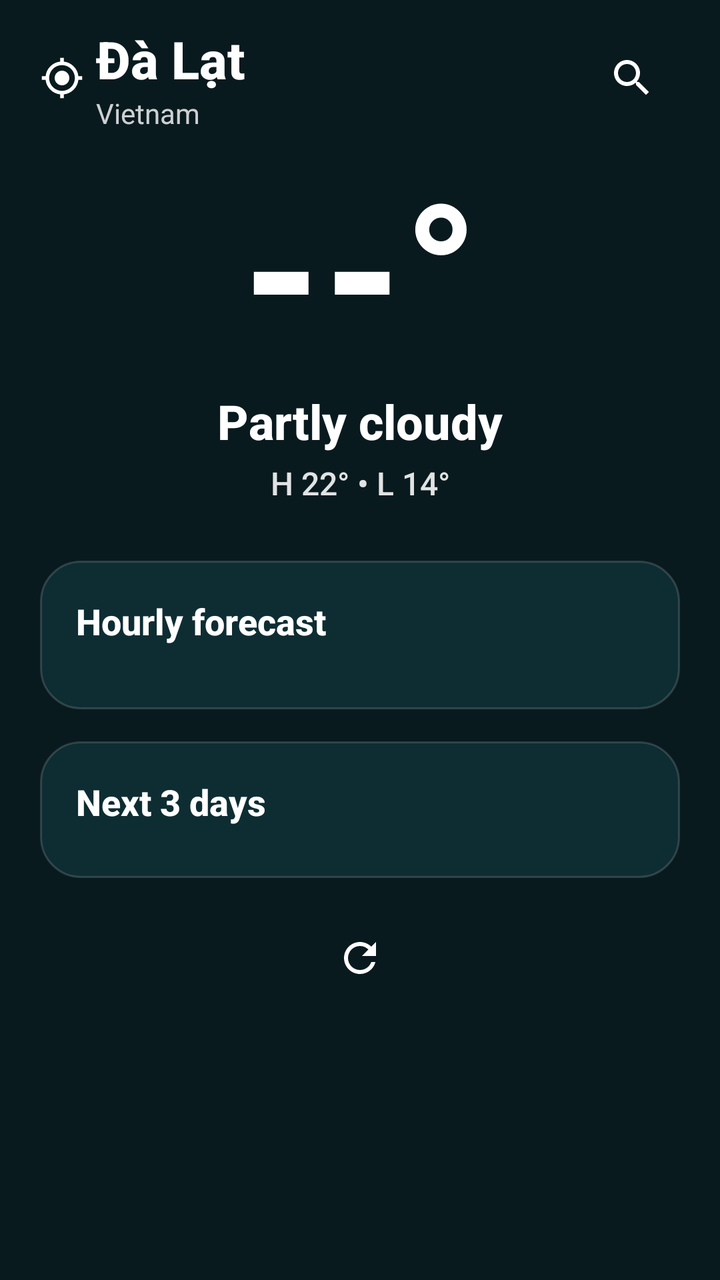
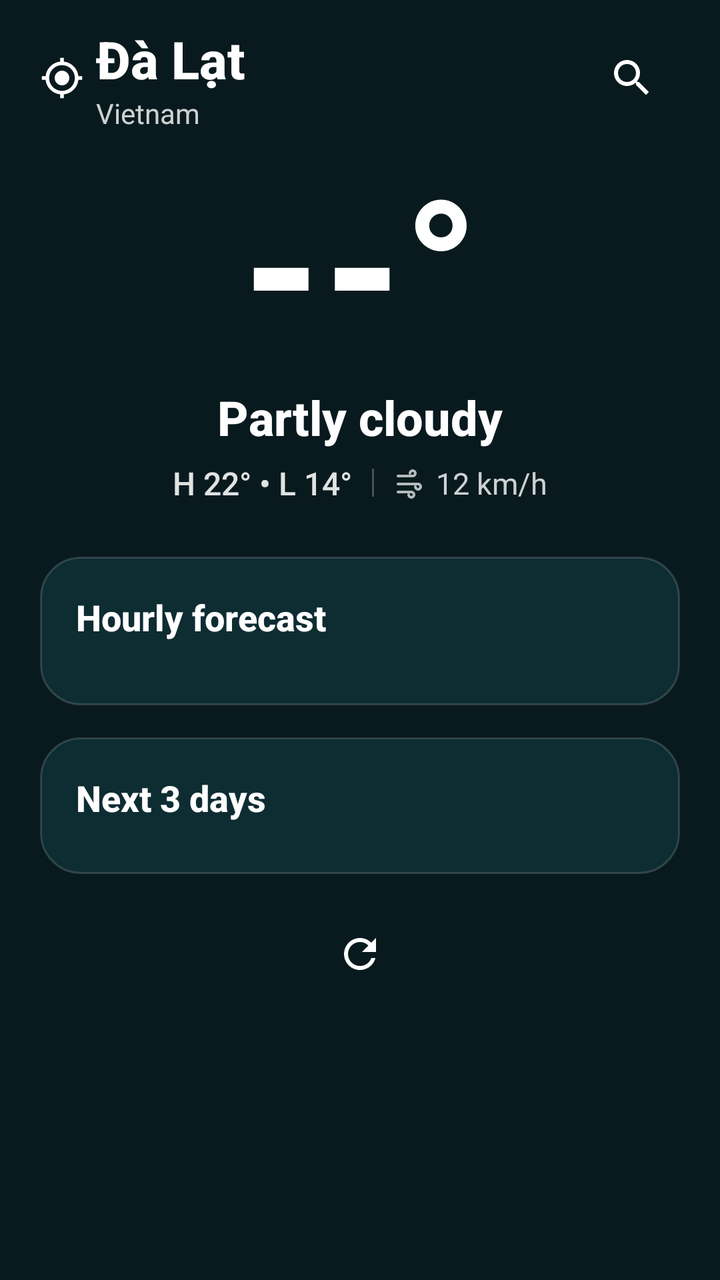

Screens rendered from an Android XML layout before and after an edit, with the pre-edit source and the edit as a unified diff.
<!-- AndroidManifest.xml: application theme Theme.K3Weather -->
<!-- res/layout/layout_forecast.xml -->
<?xml version="1.0" encoding="utf-8"?>
<androidx.core.widget.NestedScrollView xmlns:android="http://schemas.android.com/apk/res/android"
    xmlns:app="http://schemas.android.com/apk/res-auto"
    android:layout_width="match_parent"
    android:layout_height="match_parent"
    android:fillViewport="true"
    android:background="@android:color/transparent">

    <LinearLayout
        android:layout_width="match_parent"
        android:layout_height="wrap_content"
        android:orientation="vertical"
        android:paddingHorizontal="20dp"
        android:paddingTop="12dp"
        android:paddingBottom="24dp">

        
        <LinearLayout
            android:layout_width="match_parent"
            android:layout_height="wrap_content"
            android:gravity="center_vertical"
            android:orientation="horizontal">

            <ImageView
                android:id="@+id/ivLocationPin"
                android:layout_width="22dp"
                android:layout_height="22dp"
                android:layout_marginEnd="6dp"
                android:contentDescription="@null"
                android:src="@drawable/ic_location"
                app:tint="@android:color/white" />

            <LinearLayout
                android:layout_width="0dp"
                android:layout_height="wrap_content"
                android:layout_weight="1"
                android:orientation="vertical">

                <TextView
                    android:id="@+id/cityName"
                    android:layout_width="wrap_content"
                    android:layout_height="wrap_content"
                    android:text="Đà Lạt"
                    android:textColor="@android:color/white"
                    android:textSize="26sp"
                    android:textStyle="bold"
                    android:fontFamily="sans-serif-medium" />

                <TextView
                    android:id="@+id/citySubtitle"
                    android:layout_width="wrap_content"
                    android:layout_height="wrap_content"
                    android:text="Vietnam"
                    android:textColor="#CCFFFFFF"
                    android:textSize="14sp"
                    android:fontFamily="sans-serif" />
            </LinearLayout>

            <ImageButton
                android:id="@+id/searchButton"
                android:layout_width="48dp"
                android:layout_height="48dp"
                android:background="?attr/selectableItemBackgroundBorderless"
                android:contentDescription="Search cities"
                android:src="@drawable/ic_search"
                app:tint="@android:color/white" />
        </LinearLayout>

        <TextView
            android:id="@+id/staleBadge"
            android:layout_width="wrap_content"
            android:layout_height="wrap_content"
            android:layout_gravity="center_horizontal"
            android:layout_marginTop="10dp"
            android:background="@drawable/bg_card_translucent"
            android:paddingHorizontal="12dp"
            android:paddingVertical="5dp"
            android:text="@string/showing_saved_forecast"
            android:textColor="@android:color/white"
            android:textSize="12sp"
            android:visibility="gone" />

        <ProgressBar
            android:id="@+id/forecastProgress"
            android:layout_width="32dp"
            android:layout_height="32dp"
            android:layout_gravity="center_horizontal"
            android:layout_marginTop="8dp"
            android:visibility="gone" />

        
        <TextView
            android:id="@+id/temperature"
            android:layout_width="match_parent"
            android:layout_height="wrap_content"
            android:gravity="center"
            android:layout_marginTop="16dp"
            android:text="--°"
            android:textColor="@android:color/white"
            android:textSize="96sp"
            android:textStyle="bold"
            android:fontFamily="sans-serif-medium"
            android:includeFontPadding="false" />

        
        <TextView
            android:id="@+id/condition"
            android:layout_width="match_parent"
            android:layout_height="wrap_content"
            android:gravity="center"
            android:text="Partly cloudy"
            android:textColor="@android:color/white"
            android:textSize="24sp"
            android:textStyle="bold"
            android:fontFamily="sans-serif-medium" />

        
        <TextView
            android:id="@+id/highLow"
            android:layout_width="match_parent"
            android:layout_height="wrap_content"
            android:gravity="center"
            android:layout_marginTop="4dp"
            android:text="H 22° • L 14°"
            android:textColor="#E0FFFFFF"
            android:textSize="16sp"
            android:fontFamily="sans-serif-medium" />

        
        <LinearLayout
            android:layout_width="match_parent"
            android:layout_height="wrap_content"
            android:layout_marginTop="28dp"
            android:background="@drawable/bg_card_translucent"
            android:orientation="vertical"
            android:padding="18dp">

            <TextView
                android:layout_width="wrap_content"
                android:layout_height="wrap_content"
                android:text="@string/hourly_forecast"
                android:textColor="@android:color/white"
                android:textSize="18sp"
                android:textStyle="bold"
                android:fontFamily="sans-serif-medium" />

            <androidx.recyclerview.widget.RecyclerView
                android:id="@+id/hourlyList"
                android:layout_width="match_parent"
                android:layout_height="wrap_content"
                android:layout_marginTop="14dp"
                android:clipToPadding="false"
                android:orientation="horizontal"
                android:overScrollMode="never"
                app:layoutManager="androidx.recyclerview.widget.LinearLayoutManager" />
        </LinearLayout>

        
        <LinearLayout
            android:layout_width="match_parent"
            android:layout_height="wrap_content"
            android:layout_marginTop="16dp"
            android:background="@drawable/bg_card_translucent"
            android:orientation="vertical"
            android:padding="18dp">

            <TextView
                android:layout_width="wrap_content"
                android:layout_height="wrap_content"
                android:text="@string/next_3_days"
                android:textColor="@android:color/white"
                android:textSize="18sp"
                android:textStyle="bold"
                android:fontFamily="sans-serif-medium" />

            <LinearLayout
                android:id="@+id/dailyRows"
                android:layout_width="match_parent"
                android:layout_height="wrap_content"
                android:orientation="vertical"
                android:layout_marginTop="8dp" />
        </LinearLayout>

        
        <LinearLayout
            android:layout_width="match_parent"
            android:layout_height="wrap_content"
            android:gravity="center"
            android:orientation="horizontal"
            android:layout_marginTop="16dp">

            <Button
                android:id="@+id/retryButton"
                android:layout_width="wrap_content"
                android:layout_height="wrap_content"
                android:text="Retry"
                android:visibility="gone" />

            <ImageButton
                android:id="@+id/refreshButton"
                android:layout_width="48dp"
                android:layout_height="48dp"
                android:background="?attr/selectableItemBackgroundBorderless"
                android:contentDescription="Refresh forecast"
                android:src="@drawable/ic_refresh"
                app:tint="@android:color/white" />
        </LinearLayout>
    </LinearLayout>
</androidx.core.widget.NestedScrollView>
<!-- resources referenced by this layout -->
<resources>
  <!-- drawable bg_card_translucent (drawable) -->
  <shape xmlns:android="http://schemas.android.com/apk/res/android"
      android:shape="rectangle">
      <solid android:color="#C010343A" />
      <corners android:radius="20dp" />
      <stroke
          android:width="1dp"
          android:color="#26FFFFFF" />
  </shape>
  <!-- drawable ic_refresh (drawable) -->
  <vector xmlns:android="http://schemas.android.com/apk/res/android"
      android:width="24dp"
      android:height="24dp"
      android:viewportWidth="24"
      android:viewportHeight="24">
      <path
          android:fillColor="#FFFFFF"
          android:pathData="M17.65,6.35C16.2,4.9 14.21,4 12,4c-4.42,0 -7.99,3.58 -7.99,8s3.57,8 7.99,8c3.73,0 6.84,-2.55 7.73,-6h-2.08c-0.82,2.33 -3.04,4 -5.65,4 -3.31,0 -6,-2.69 -6,-6s2.69,-6 6,-6c1.66,0 3.14,0.69 4.22,1.78L13,11h7V4l-2.35,2.35z"/>
  </vector>
  <!-- drawable ic_search (drawable) -->
  <vector xmlns:android="http://schemas.android.com/apk/res/android"
      android:width="24dp"
      android:height="24dp"
      android:viewportWidth="24"
      android:viewportHeight="24">
      <path
          android:fillColor="#FFFFFF"
          android:pathData="M15.5,14h-0.79l-0.28,-0.27C15.41,12.59 16,11.11 16,9.5 16,5.91 13.09,3 9.5,3S3,5.91 3,9.5 5.91,16 9.5,16c1.61,0 3.09,-0.59 4.23,-1.57l0.27,0.28v0.79l5,4.99L20.49,19l-4.99,-5zM9.5,14C7.01,14 5,11.99 5,9.5S7.01,5 9.5,5 14,7.01 14,9.5 11.99,14 9.5,14z"/>
  </vector>
  <string name="hourly_forecast">Hourly forecast</string>
  <string name="next_3_days">Next 3 days</string>
  <string name="showing_saved_forecast">Showing saved forecast</string>
  <color name="primary_teal">#0F2C33</color>
  <color name="primary_dark_teal">#091A1F</color>
  <color name="accent_cyan">#00E5FF</color>
  <!-- unchanged entries left out for length: 2 -->
</resources>

<!-- the commit's change to res/layout/layout_forecast.xml (unified diff, before → after) -->
@@ -56,6 +56,19 @@
                     android:fontFamily="sans-serif" />
             </LinearLayout>
 
+            
+            <ImageButton
+                android:id="@+id/btnCurrentLocation"
+                android:layout_width="44dp"
+                android:layout_height="44dp"
+                android:layout_marginEnd="6dp"
+                android:background="@drawable/bg_circle_translucent"
+                android:contentDescription="@string/my_location"
+                android:padding="10dp"
+                android:src="@drawable/ic_my_location"
+                android:visibility="gone"
+                app:tint="@color/accent_cyan" />
+
             <ImageButton
                 android:id="@+id/searchButton"
                 android:layout_width="48dp"
@@ -64,6 +77,40 @@
                 android:contentDescription="Search cities"
                 android:src="@drawable/ic_search"
                 app:tint="@android:color/white" />
+        </LinearLayout>
+
+        
+        <LinearLayout
+            android:id="@+id/btnReturnCurrentLocation"
+            android:layout_width="wrap_content"
+            android:layout_height="wrap_content"
+            android:layout_marginTop="8dp"
+            android:background="@drawable/bg_pill_accent_translucent"
+            android:gravity="center_vertical"
+            android:orientation="horizontal"
+            android:paddingHorizontal="12dp"
+            android:paddingVertical="6dp"
+            android:clickable="true"
+            android:focusable="true"
+            android:visibility="gone">
+
+            <ImageView
+                android:id="@+id/ivReturnIcon"
+                android:layout_width="14dp"
+                android:layout_height="14dp"
+                android:layout_marginEnd="6dp"
+                android:contentDescription="@null"
+                android:src="@drawable/ic_my_location"
+                app:tint="@color/accent_cyan" />
+
+            <TextView
+                android:id="@+id/tvReturnLabel"
+                android:layout_width="wrap_content"
+                android:layout_height="wrap_content"
+                android:text="@string/return_to_current_location"
+                android:textColor="@color/accent_cyan"
+                android:textSize="12sp"
+                android:fontFamily="sans-serif-medium" />
         </LinearLayout>
 
         <TextView
@@ -94,7 +141,7 @@
             android:layout_width="match_parent"
             android:layout_height="wrap_content"
             android:gravity="center"
-            android:layout_marginTop="16dp"
+            android:layout_marginTop="14dp"
             android:text="--°"
             android:textColor="@android:color/white"
             android:textSize="96sp"
@@ -115,22 +162,53 @@
             android:fontFamily="sans-serif-medium" />
 
         
-        <TextView
-            android:id="@+id/highLow"
-            android:layout_width="match_parent"
-            android:layout_height="wrap_content"
-            android:gravity="center"
-            android:layout_marginTop="4dp"
-            android:text="H 22° • L 14°"
-            android:textColor="#E0FFFFFF"
-            android:textSize="16sp"
-            android:fontFamily="sans-serif-medium" />
-
-        
-        <LinearLayout
-            android:layout_width="match_parent"
-            android:layout_height="wrap_content"
-            android:layout_marginTop="28dp"
+        <LinearLayout
+            android:id="@+id/rowDetails"
+            android:layout_width="wrap_content"
+            android:layout_height="wrap_content"
+            android:layout_gravity="center_horizontal"
+            android:layout_marginTop="6dp"
+            android:gravity="center_vertical"
+            android:orientation="horizontal">
+
+            <TextView
+                android:id="@+id/highLow"
+                android:layout_width="wrap_content"
+                android:layout_height="wrap_content"
+                android:text="H 22° • L 14°"
+                android:textColor="#E0FFFFFF"
+                android:textSize="16sp"
+                android:fontFamily="sans-serif-medium" />
+
+            <View
+                android:layout_width="1dp"
+                android:layout_height="14dp"
+                android:layout_marginHorizontal="10dp"
+                android:background="#40FFFFFF" />
+
+            <ImageView
+                android:layout_width="16dp"
+                android:layout_height="16dp"
+                android:layout_marginEnd="5dp"
+                android:contentDescription="@null"
+                android:src="@drawable/ic_wind"
+                app:tint="#CCFFFFFF" />
+
+            <TextView
+                android:id="@+id/tvWindSpeed"
+                android:layout_width="wrap_content"
+                android:layout_height="wrap_content"
+                android:text="12 km/h"
+                android:textColor="#CCFFFFFF"
+                android:textSize="15sp"
+                android:fontFamily="sans-serif" />
+        </LinearLayout>
+
+        
+        <LinearLayout
+            android:layout_width="match_parent"
+            android:layout_height="wrap_content"
+            android:layout_marginTop="26dp"
             android:background="@drawable/bg_card_translucent"
             android:orientation="vertical"
             android:padding="18dp">
<!-- resource entries referenced after the edit -->
@@ -9,6 +9,35 @@
           android:width="1dp"
           android:color="#26FFFFFF" />
   </shape>
+  <!-- drawable bg_circle_translucent (drawable) -->
+  <?xml version="1.0" encoding="utf-8"?>
+  <shape xmlns:android="http://schemas.android.com/apk/res/android"
+      android:shape="oval">
+      <solid android:color="#330E282E" />
+      <stroke
+          android:width="1dp"
+          android:color="#4DFFFFFF" />
+  </shape>
+  <!-- drawable bg_pill_accent_translucent (drawable) -->
+  <?xml version="1.0" encoding="utf-8"?>
+  <shape xmlns:android="http://schemas.android.com/apk/res/android"
+      android:shape="rectangle">
+      <corners android:radius="14dp" />
+      <solid android:color="#2600E5FF" />
+      <stroke
+          android:width="1dp"
+          android:color="#6600E5FF" />
+  </shape>
+  <!-- drawable ic_my_location (drawable) -->
+  <vector xmlns:android="http://schemas.android.com/apk/res/android"
+      android:width="24dp"
+      android:height="24dp"
+      android:viewportWidth="24"
+      android:viewportHeight="24">
+      <path
+          android:fillColor="@android:color/white"
+          android:pathData="M12,8c-2.21,0 -4,1.79 -4,4s1.79,4 4,4 4,-1.79 4,-4 -1.79,-4 -4,-4zM20.94,11c-0.46,-4.17 -3.77,-7.48 -7.94,-7.94V1h-2v2.06C6.83,3.52 3.52,6.83 3.06,11H1v2h2.06c0.46,4.17 3.77,7.48 7.94,7.94V23h2v-2.06c4.17,-0.46 7.48,-3.77 7.94,-7.94H23v-2h-2.06zM12,19c-3.87,0 -7,-3.13 -7,-7s3.13,-7 7,-7 7,3.13 7,7 -3.13,7 -7,7z" />
+  </vector>
   <!-- drawable ic_refresh (drawable) -->
   <vector xmlns:android="http://schemas.android.com/apk/res/android"
       android:width="24dp"
@@ -29,8 +58,20 @@
           android:fillColor="#FFFFFF"
           android:pathData="M15.5,14h-0.79l-0.28,-0.27C15.41,12.59 16,11.11 16,9.5 16,5.91 13.09,3 9.5,3S3,5.91 3,9.5 5.91,16 9.5,16c1.61,0 3.09,-0.59 4.23,-1.57l0.27,0.28v0.79l5,4.99L20.49,19l-4.99,-5zM9.5,14C7.01,14 5,11.99 5,9.5S7.01,5 9.5,5 14,7.01 14,9.5 11.99,14 9.5,14z"/>
   </vector>
+  <!-- drawable ic_wind (drawable) -->
+  <vector xmlns:android="http://schemas.android.com/apk/res/android"
+      android:width="24dp"
+      android:height="24dp"
+      android:viewportWidth="24"
+      android:viewportHeight="24">
+      <path
+          android:fillColor="#E0FFFFFF"
+          android:pathData="M3,8h11a3,3 0 1,0 -3,-3 1,1 0 0,0 2,0 1,1 0 1,1 1,1H3a1,1 0 0,0 0,2zm15,4H3a1,1 0 0,0 0,2h15a1,1 0 1,1 -1,1 1,1 0 0,0 -2,0 3,3 0 1,0 3,-3zm-5,6H3a1,1 0 0,0 0,2h10a1,1 0 1,1 -1,1 1,1 0 0,0 -2,0 3,3 0 1,0 3,-3z"/>
+  </vector>
   <string name="hourly_forecast">Hourly forecast</string>
+  <string name="my_location">My Location</string>
   <string name="next_3_days">Next 3 days</string>
+  <string name="return_to_current_location">Return to current location</string>
   <string name="showing_saved_forecast">Showing saved forecast</string>
   <color name="primary_teal">#0F2C33</color>
   <color name="primary_dark_teal">#091A1F</color>
